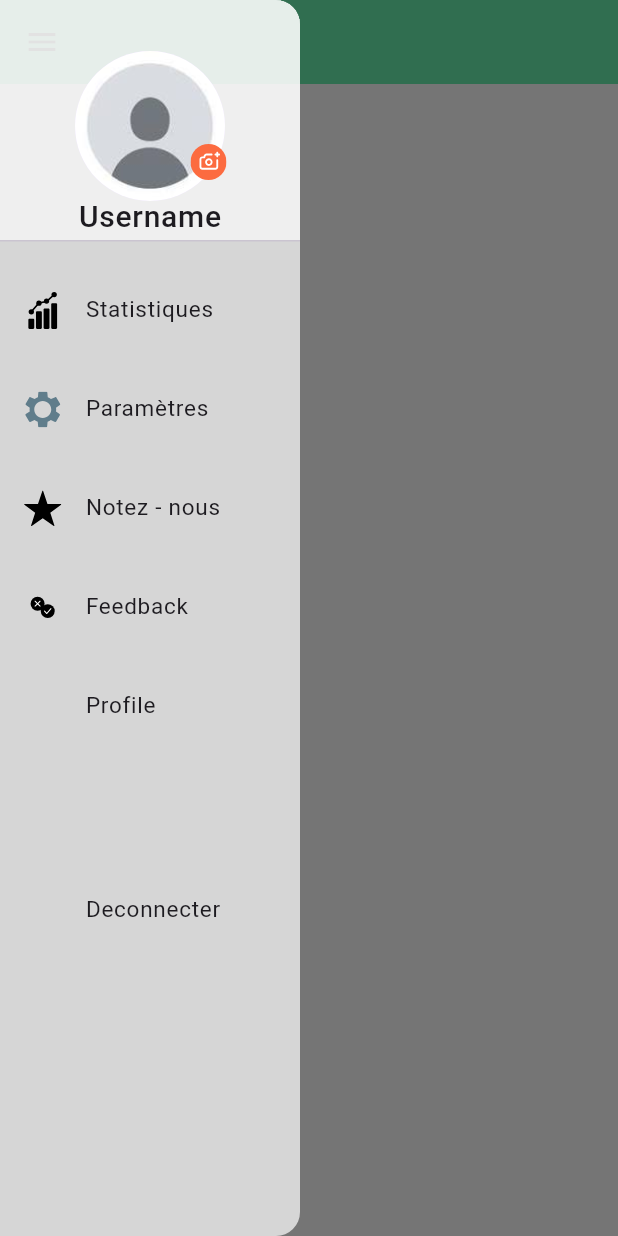
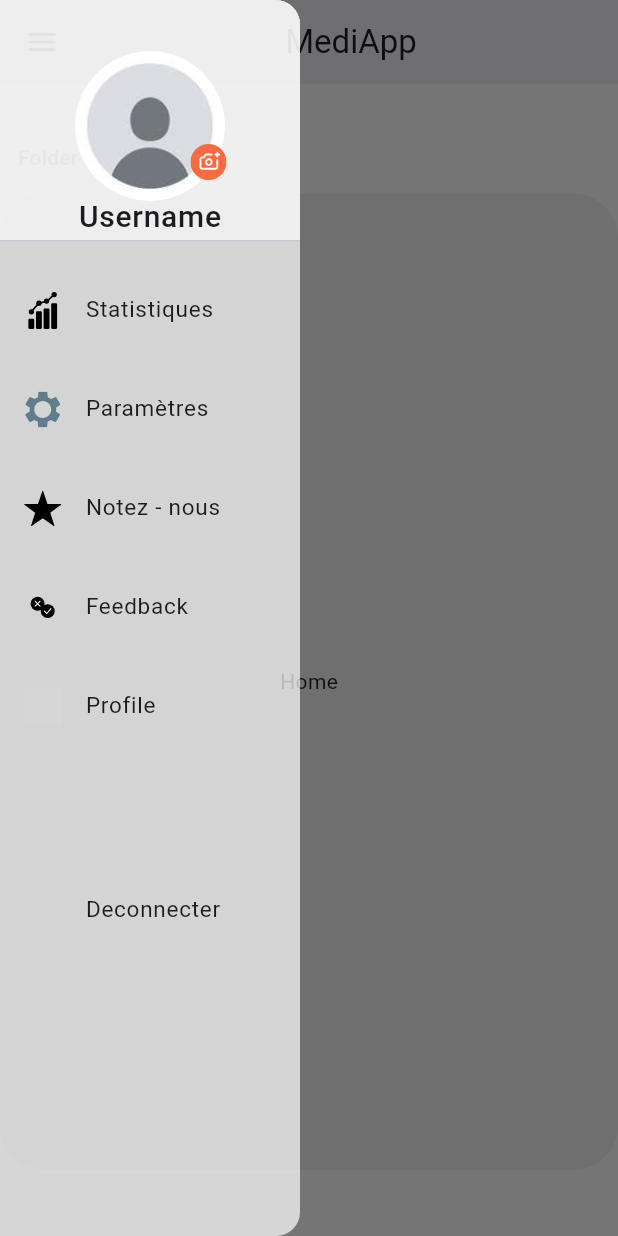
Before and after one commit to OpenTek-Startup/tracking-app, a Flutter app: the Homepage screen opened by its route, with the side drawer open, on a phone screen of 412 x 824 dp. Run offline on Flutter 3.47's test engine with Material 3 defaults, Android fonts, the phone set to English and light mode, and no system bars; our stand-ins replace appwrite, flutter_dotenv, flutter_riverpod, flutter_svg, get_it, go_router; grey boxes are pictures that could not be loaded.

Commit message:
basic home page structure

```diff
--- a/lib/pages/HomePage.dart
+++ b/lib/pages/HomePage.dart
@@ -1,4 +1,5 @@
 import 'package:flutter/material.dart';
+import 'package:learningflutterappwrite/widgets/ReusableContainer/greyContainer.dart';
 import 'package:learningflutterappwrite/widgets/drawer/drawer.dart';
 
 class Homepage extends StatefulWidget {
@@ -14,7 +15,9 @@ class _HomepageState extends State<Homepage> {
   Widget build(BuildContext context) {
     return Scaffold(
       appBar: AppBar(
-        backgroundColor: Colors.greenAccent,
+        backgroundColor: Colors.white,
+        elevation: 4,
+        title: Center(child: Text('MediApp')),
       ),
       drawer: DrawerMenu(),
       backgroundColor: Colors.white,
@@ -22,10 +25,16 @@ class _HomepageState extends State<Homepage> {
           child: SingleChildScrollView(
         child: Column(
           children: [
-            // Row(
-            //   children: [TextButton(onPressed: () {}, child: Text('Folder'))],
-            // ),
-            // Greycontainer(
+            SizedBox(
+              height: 25,
+            ),
+            Row(
+              children: [TextButton(onPressed: () {}, child: Text('Folder'))],
+            ),
+            Greycontainer(
+              child: Center(
+                child: Text('Home'),
+              ),
               //     child: StreamBuilder(
               //         stream: appProvider.folderStream,
               //         builder: (context, snapshot) {
@@ -49,7 +58,8 @@ class _HomepageState extends State<Homepage> {
               //                   subtitle: Text(folder['description']),
               //                 );
               //               });
-            //         }))
+              //         })
+            )
           ],
         ),
       )),
```
Lines whose indentation alone changed are shown as unchanged.
